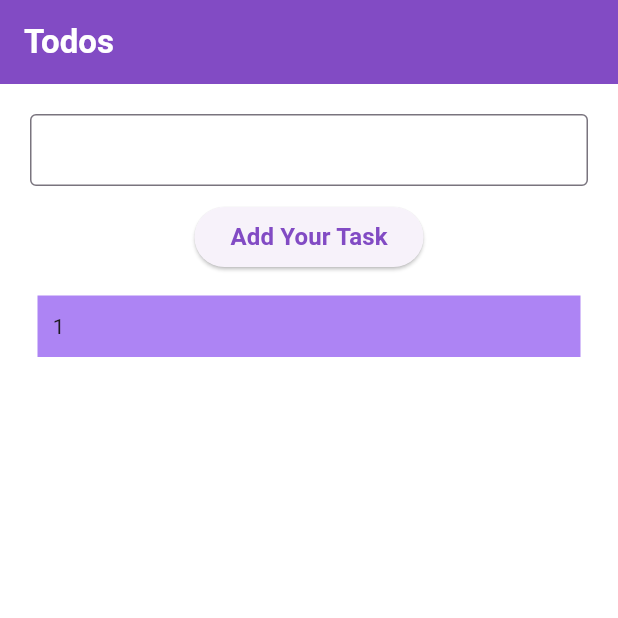
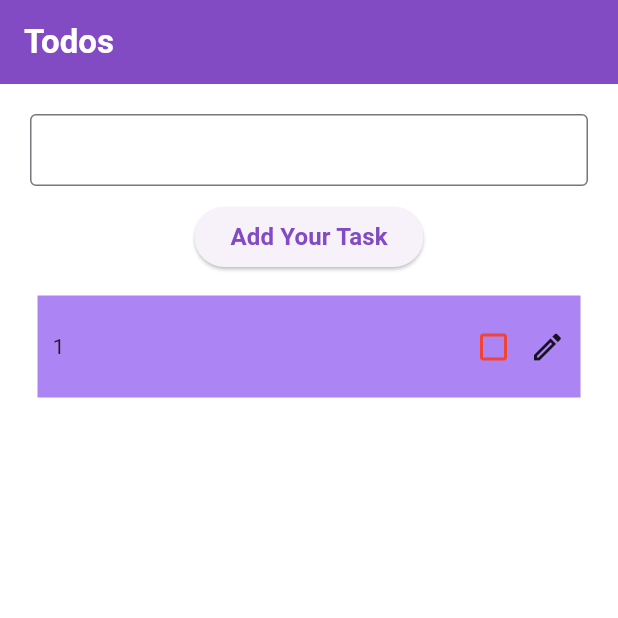
Before and after one commit to RichieRich2020/flutter_Todo_Application, a Flutter app: the screen it shows after launch, after a tap on "Add Your Task", on a phone screen of 412 x 824 dp, the top half of it. Run offline on Flutter 3.47's test engine with Material 3 defaults, Android fonts, the phone set to English and light mode, and no system bars; our stand-ins replace flutter_bloc, sqflite; accounts and stored records are empty.

Commit message:
done with update

```diff
--- a/lib/bloc/todo_bloc.dart
+++ b/lib/bloc/todo_bloc.dart
@@ -10,12 +10,26 @@ class TodoBloc extends Bloc<TodoEvent, TodoState> {
         final currentState = state as TodoLoaded;
         emit(TodoLoaded(todos: [
           ...currentState.todos,
-          {'task': event.task}
+          {'task': event.task, 'donecheck': 0}
         ]));
       } else {
         emit(TodoLoaded(todos: [
-          {'task': event.task}
+          {'task': event.task, 'donecheck': 0}
         ]));
+      }
+    });
+
+    on<UpdateTodo>((event, emit) {
+      if (state is TodoLoaded) {
+        print(event.index);
+        final currentState = state as TodoLoaded;
+        if (currentState.todos[event.index]["donecheck"] == 1) {
+          currentState.todos[event.index]["donecheck"] = 0;
+        } else {
+          currentState.todos[event.index]["donecheck"] = 1;
+        }
+
+        emit(TodoLoaded(todos: [...currentState.todos]));
       }
     });
   }
--- a/lib/bloc/todo_event.dart
+++ b/lib/bloc/todo_event.dart
@@ -7,3 +7,11 @@ class AddTodo extends TodoEvent {
 
   AddTodo({required this.task});
 }
+
+class UpdateTodo extends TodoEvent {
+  final int index;
+
+  UpdateTodo({required this.index});
+}
+
+class GetTodo extends TodoEvent {}
--- a/lib/bloc/todo_state.dart
+++ b/lib/bloc/todo_state.dart
@@ -21,3 +21,9 @@ class TodoLoaded extends TodoState {
 
   TodoLoaded({required this.todos});
 }
+
+class TodoUpdated extends TodoState {
+  final int index;
+
+  TodoUpdated({required this.index});
+}
--- a/lib/heading.dart
+++ b/lib/heading.dart
@@ -50,7 +50,7 @@ class _HeadingState extends State<Heading> {
   //   fetchTodos();
   // }
 
-  Future<void> updatetodofunc(int index) async {}
+  // Future<void> updatetodofunc(int index) async {}
 
   // Future<void> fetchTodos() async {
   //   final response =
@@ -164,25 +164,30 @@ class _HeadingState extends State<Heading> {
                               Text(
                                 state.todos[index]["task"],
                                 style: const TextStyle(
-                                    fontWeight: FontWeight.bold),
+                                  fontWeight: FontWeight.bold,
+                                ),
                               ),
-                              // Row(
-                              //   children: [
-                              //     IconButton(
-                              //       icon: Icon(
-                              //         color:
-                              //             state.todos[index]["donecheck"] == 1
-                              //                 ? Colors.green
-                              //                 : Colors.red,
-                              //         state.todos[index]["donecheck"] == 1
-                              //             ? Icons.check_box
-                              //             : Icons.check_box_outline_blank,
-                              //       ),
-                              //       onPressed: () {},
-                              //     ),
-                              //     Icon(Icons.create_outlined)
-                              //   ],
-                              // ),
+                              Row(
+                                children: [
+                                  IconButton(
+                                    icon: Icon(
+                                      color:
+                                          state.todos[index]["donecheck"] == 1
+                                              ? Colors.green
+                                              : Colors.red,
+                                      state.todos[index]["donecheck"] == 1
+                                          ? Icons.check_box
+                                          : Icons.check_box_outline_blank,
+                                    ),
+                                    onPressed: () {
+                                      context
+                                          .read<TodoBloc>()
+                                          .add(UpdateTodo(index: index));
+                                    },
+                                  ),
+                                  Icon(Icons.create_outlined)
+                                ],
+                              ),
                             ],
                           ),
                         );
```
